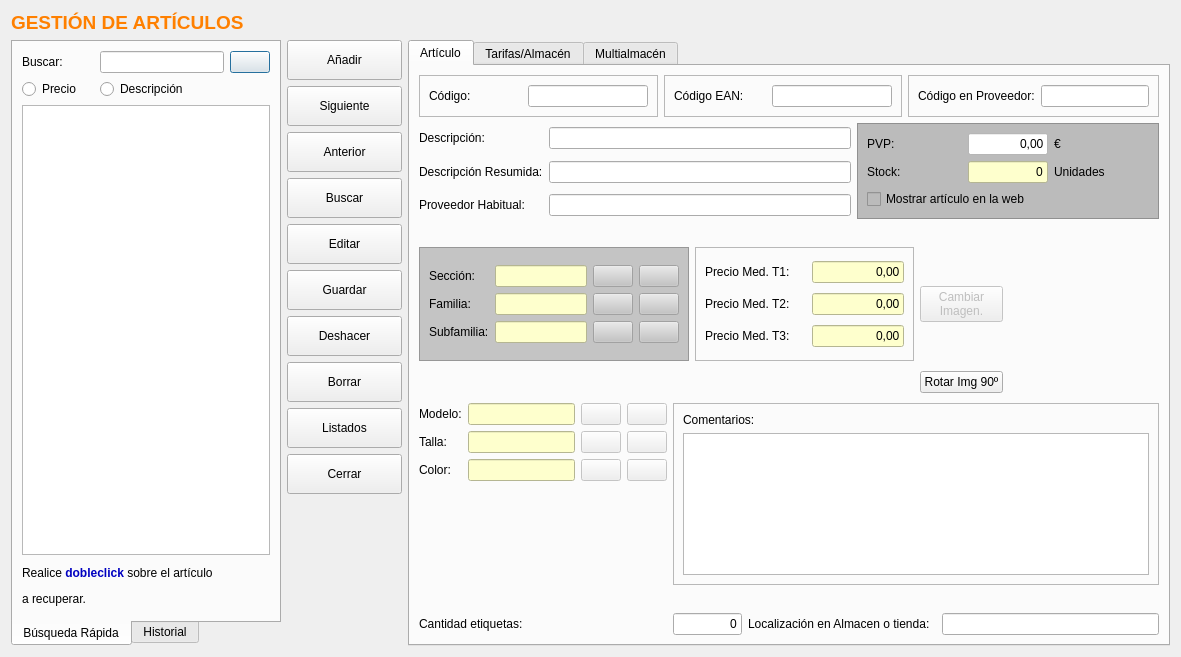
Qt form frmarticulos.ui (arcnexus/RedFoX) before a commit.
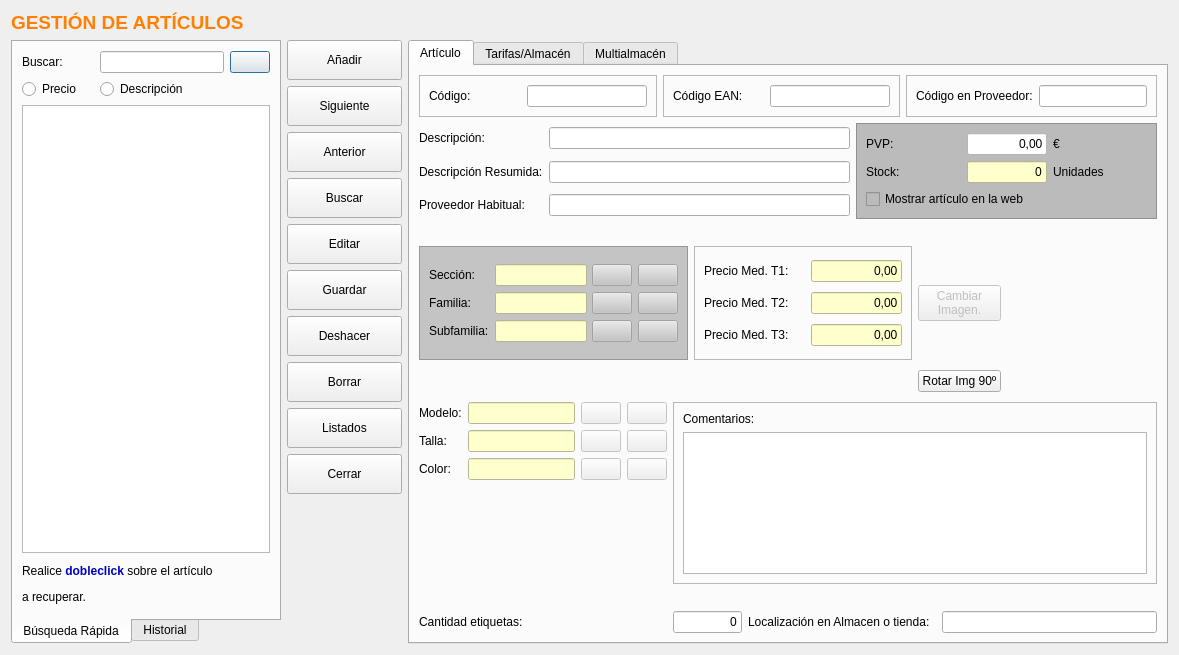
The same form after that commit. Icons and pictures are not drawn.

Patch:
```diff
--- a/frmarticulos.ui
+++ b/frmarticulos.ui
@@ -6,8 +6,8 @@
    <rect>
     <x>0</x>
     <y>0</y>
-    <width>1181</width>
-    <height>657</height>
+    <width>1179</width>
+    <height>655</height>
    </rect>
   </property>
   <property name="windowTitle">
```
Left out of the diff: 8 changed lines with no effect on the pictures.
